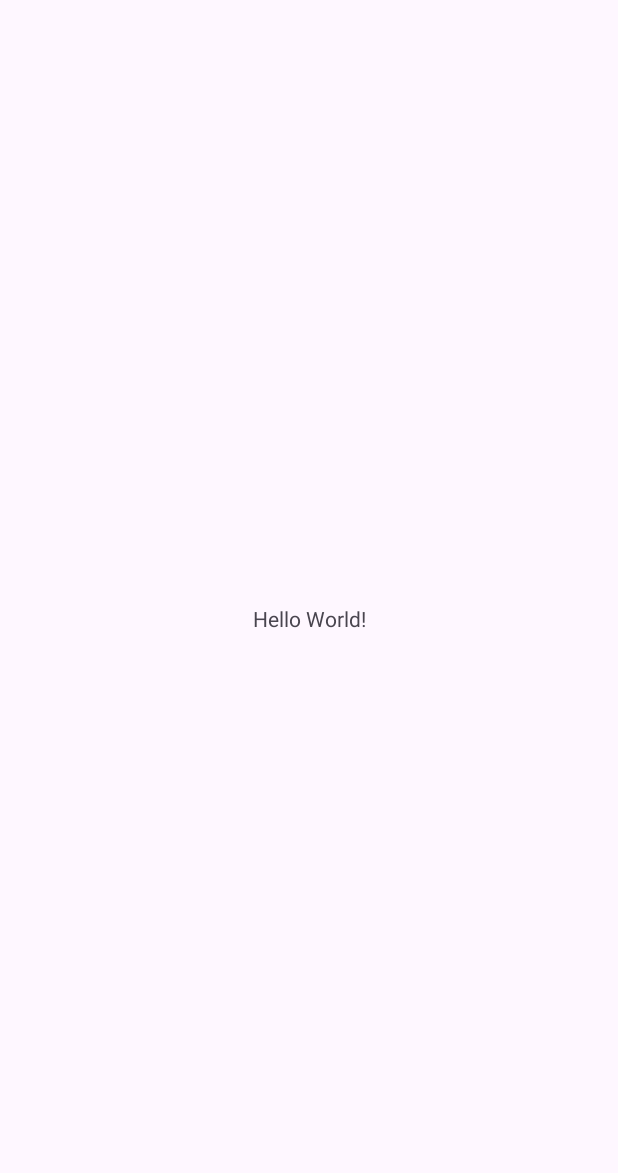
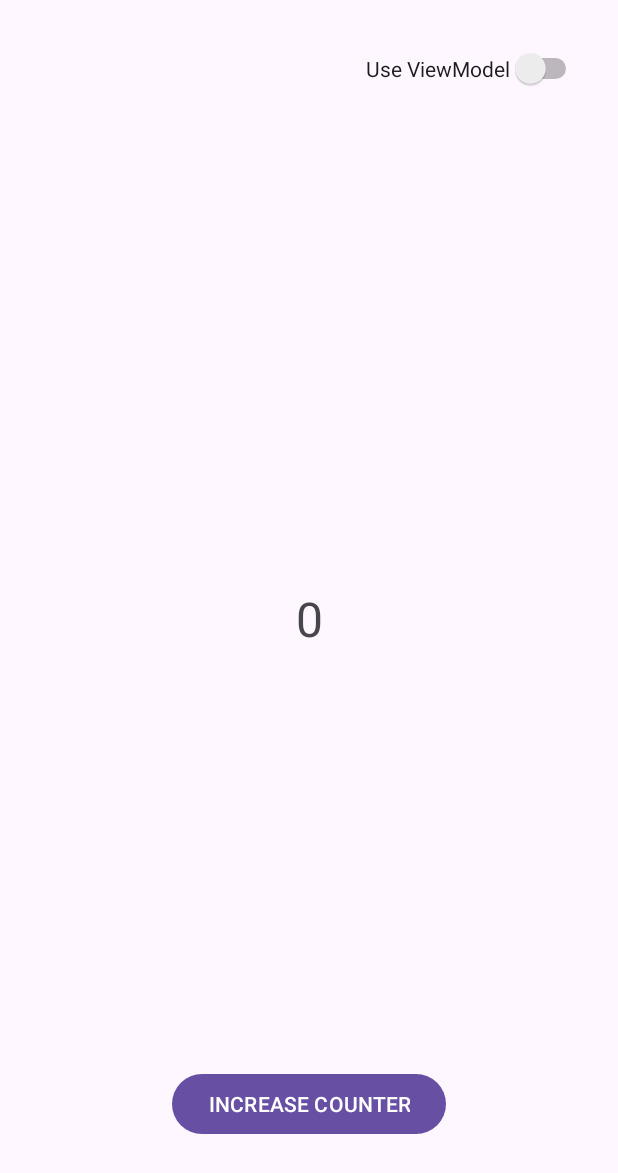
Before and after one commit to keremmimir/InternTasks-3A, an Android app: the screen it shows after launch (MainActivity), on a phone screen of 412 x 824 dp. Before the commit the part shown is almost empty. Shown: the top 1173 px of the screen. Run offline under Robolectric (Android 15) with nearby library versions, the phone set to English and light mode, and no system bars.

Commit message:
InternTasks-3A | Add Fragment, ViewModel and layout design

```diff
--- a/app/build.gradle
+++ b/app/build.gradle
@@ -41,6 +41,9 @@ dependencies {
     implementation 'androidx.appcompat:appcompat:1.7.0'
     implementation 'com.google.android.material:material:1.12.0'
     implementation 'androidx.constraintlayout:constraintlayout:2.1.4'
+    implementation "androidx.fragment:fragment-ktx:1.8.2"
+    implementation "androidx.lifecycle:lifecycle-viewmodel-ktx:2.8.4"
+    implementation "androidx.lifecycle:lifecycle-runtime-ktx:2.8.4"
     testImplementation 'junit:junit:4.13.2'
     androidTestImplementation 'androidx.test.ext:junit:1.2.1'
     androidTestImplementation 'androidx.test.espresso:espresso-core:3.6.1'
--- /dev/null
+++ b/app/src/main/java/com/example/interntasks_3a/CounterFragment.kt
@@ -0,0 +1,28 @@
+package com.example.interntasks_3a
+
+import android.os.Bundle
+import androidx.fragment.app.Fragment
+import android.view.LayoutInflater
+import android.view.View
+import android.view.ViewGroup
+import com.example.interntasks_3a.databinding.FragmentCounterBinding
+
+
+class CounterFragment : Fragment() {
+    private var _binding: FragmentCounterBinding? = null
+    private val binding get() = _binding!!
+
+    override fun onCreateView(
+        inflater: LayoutInflater, container: ViewGroup?,
+        savedInstanceState: Bundle?
+    ): View? {
+        // Inflate the layout for this fragment
+        _binding = FragmentCounterBinding.inflate(inflater, container, false)
+        return binding.root
+    }
+
+    override fun onViewCreated(view: View, savedInstanceState: Bundle?) {
+        super.onViewCreated(view, savedInstanceState)
+    }
+
+}
--- /dev/null
+++ b/app/src/main/java/com/example/interntasks_3a/CounterViewModel.kt
@@ -0,0 +1,6 @@
+package com.example.interntasks_3a
+
+import androidx.lifecycle.ViewModel
+
+class CounterViewModel : ViewModel() {
+}
--- a/app/src/main/java/com/example/interntasks_3a/MainActivity.kt
+++ b/app/src/main/java/com/example/interntasks_3a/MainActivity.kt
@@ -2,10 +2,13 @@ package com.example.interntasks_3a
 
 import androidx.appcompat.app.AppCompatActivity
 import android.os.Bundle
+import com.example.interntasks_3a.databinding.ActivityMainBinding
 
 class MainActivity : AppCompatActivity() {
+    private lateinit var binding: ActivityMainBinding
     override fun onCreate(savedInstanceState: Bundle?) {
         super.onCreate(savedInstanceState)
-        setContentView(R.layout.activity_main)
+        binding= ActivityMainBinding.inflate(layoutInflater)
+        setContentView(binding.root)
     }
 }
--- a/app/src/main/res/layout/activity_main.xml
+++ b/app/src/main/res/layout/activity_main.xml
@@ -6,13 +6,13 @@
     android:layout_height="match_parent"
     tools:context=".MainActivity">
 
-    <TextView
-        android:layout_width="wrap_content"
-        android:layout_height="wrap_content"
-        android:text="Hello World!"
+    <androidx.fragment.app.FragmentContainerView
+        android:id="@+id/fragmentContainerView"
+        android:name="com.example.interntasks_3a.CounterFragment"
+        android:layout_width="0dp"
+        android:layout_height="0dp"
         app:layout_constraintBottom_toBottomOf="parent"
         app:layout_constraintEnd_toEndOf="parent"
         app:layout_constraintStart_toStartOf="parent"
         app:layout_constraintTop_toTopOf="parent" />
-
 </androidx.constraintlayout.widget.ConstraintLayout>
--- /dev/null
+++ b/app/src/main/res/layout/fragment_counter.xml
@@ -0,0 +1,40 @@
+<?xml version="1.0" encoding="utf-8"?>
+<androidx.constraintlayout.widget.ConstraintLayout xmlns:android="http://schemas.android.com/apk/res/android"
+    xmlns:tools="http://schemas.android.com/tools"
+    xmlns:app="http://schemas.android.com/apk/res-auto"
+    android:layout_width="match_parent"
+    android:layout_height="match_parent"
+    tools:context=".CounterFragment">
+
+    <Switch
+        android:id="@+id/switch1"
+        android:layout_width="wrap_content"
+        android:layout_height="wrap_content"
+        android:layout_marginTop="@dimen/margin_xlarge"
+        android:layout_marginEnd="@dimen/margin_large"
+        android:text="@string/switch_text"
+        app:layout_constraintEnd_toEndOf="parent"
+        app:layout_constraintTop_toTopOf="parent" />
+
+    <TextView
+        android:id="@+id/counter_text"
+        android:layout_width="wrap_content"
+        android:layout_height="wrap_content"
+        android:text="@string/default_counter_text"
+        android:textSize="@dimen/counter_text_size"
+        app:layout_constraintBottom_toBottomOf="parent"
+        app:layout_constraintEnd_toEndOf="parent"
+        app:layout_constraintStart_toStartOf="parent"
+        app:layout_constraintTop_toTopOf="parent" />
+
+    <Button
+        android:id="@+id/counter_button"
+        android:layout_width="wrap_content"
+        android:layout_height="wrap_content"
+        android:layout_marginBottom="@dimen/margin_xxlarge"
+        android:text="@string/counter_button"
+        app:layout_constraintBottom_toBottomOf="parent"
+        app:layout_constraintEnd_toEndOf="parent"
+        app:layout_constraintStart_toStartOf="parent" />
+
+</androidx.constraintlayout.widget.ConstraintLayout>
--- /dev/null
+++ b/app/src/main/res/values/dimens.xml
@@ -0,0 +1,11 @@
+<?xml version="1.0" encoding="utf-8"?>
+<resources>
+    //margin
+    <dimen name="margin_large">24dp</dimen>
+    <dimen name="margin_xlarge">32dp</dimen>
+    <dimen name="margin_xxlarge">64dp</dimen>
+
+    //string
+    <dimen name="counter_text_size">32sp</dimen>
+
+</resources>
--- a/app/src/main/res/values/strings.xml
+++ b/app/src/main/res/values/strings.xml
@@ -1,3 +1,8 @@
 <resources>
     <string name="app_name">InternTasks-3A</string>
+
+    <string name="counter_button">INCREASE COUNTER</string>
+    <string name="default_counter_text">0</string>
+    <string name="switch_text">Use ViewModel</string>
+
 </resources>
```
